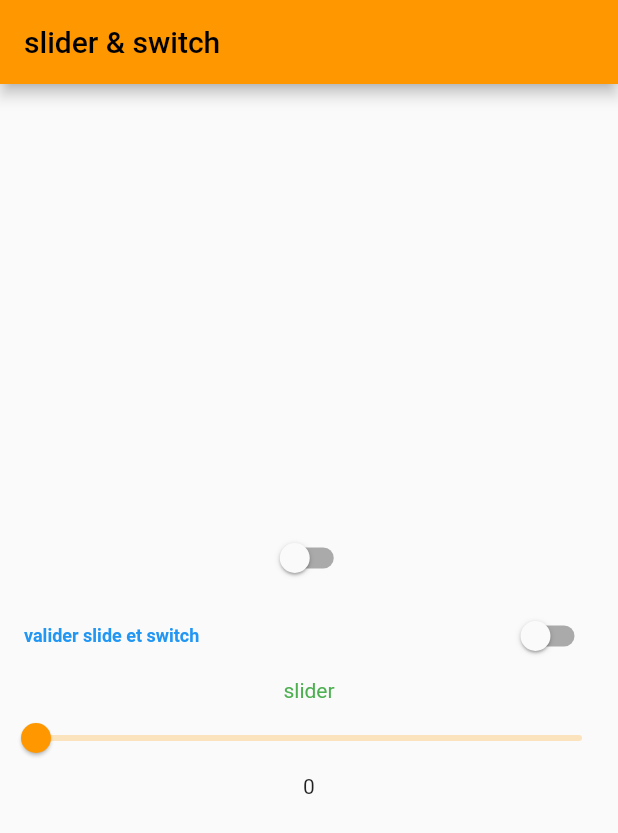
After one commit to lamine785260388/fluttettuto, a Flutter app: the screen it shows after launch, on a phone screen of 412 x 824 dp. The commit adds this screen. Shown: the top 833 px of the screen. Run offline on Flutter 3.47's test engine with Material 2 defaults, Android fonts, the phone set to English and light mode, and no system bars.

Commit message:
slider&switch

```diff
--- /dev/null
+++ b/lib/slider&switch.dart
@@ -0,0 +1,68 @@
+import 'package:flutter/material.dart';
+
+class slideretswitch extends StatefulWidget {
+  const slideretswitch({Key? key}) : super(key: key);
+
+  @override
+  State<slideretswitch> createState() => _slideretswitchState();
+}
+
+class _slideretswitchState extends State<slideretswitch> {
+  bool val1 = false;
+  bool val2 = false;
+  double val3 = 0.0;
+
+  void change1(bool? t) {
+    setState(() {
+      val1 = t!;
+    });
+  }
+
+  void change3(double t) {
+    setState(() {
+      val3 = t;
+    });
+  }
+
+  void change2(bool t) {
+    setState(() {
+      val2 = t;
+    });
+  }
+
+  @override
+  Widget build(BuildContext context) {
+    return Scaffold(
+      appBar: AppBar(title: Text("slider & switch")),
+      body: Center(
+          child: Column(
+        mainAxisAlignment: MainAxisAlignment.center,
+        children: <Widget>[
+          Switch(
+            value: val1,
+            onChanged: change1,
+            activeColor: Colors.green,
+          ),
+          SwitchListTile(
+            value: val2,
+            onChanged: change2,
+            activeColor: Colors.green,
+            title: Text(
+              "valider slide et switch ",
+              style: TextStyle(
+                  color: Colors.blue,
+                  fontSize: 12,
+                  fontWeight: FontWeight.bold),
+            ),
+          ),
+          Text(
+            'slider',
+            style: TextStyle(color: Colors.green),
+          ),
+          Slider(value: val3, onChanged: change3),
+          Text("${(val3 * 100).round()}"),
+        ],
+      )),
+    );
+  }
+}
```
Also changed, not shown: lib/main.dart (+61 -59 lines).
